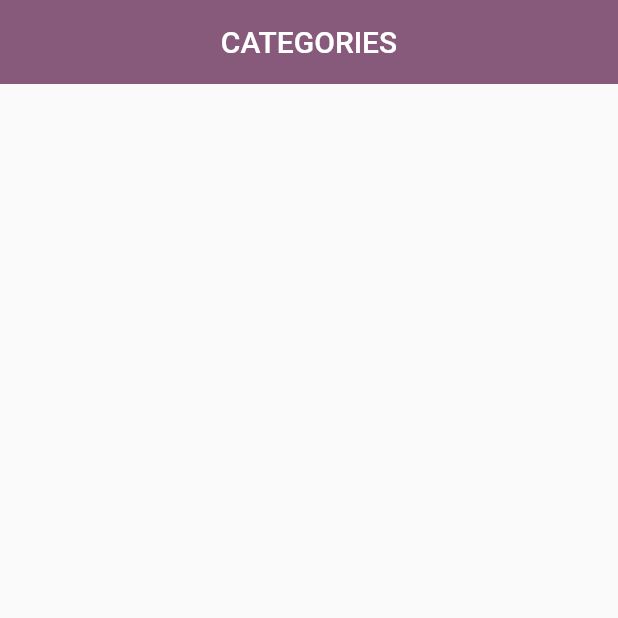
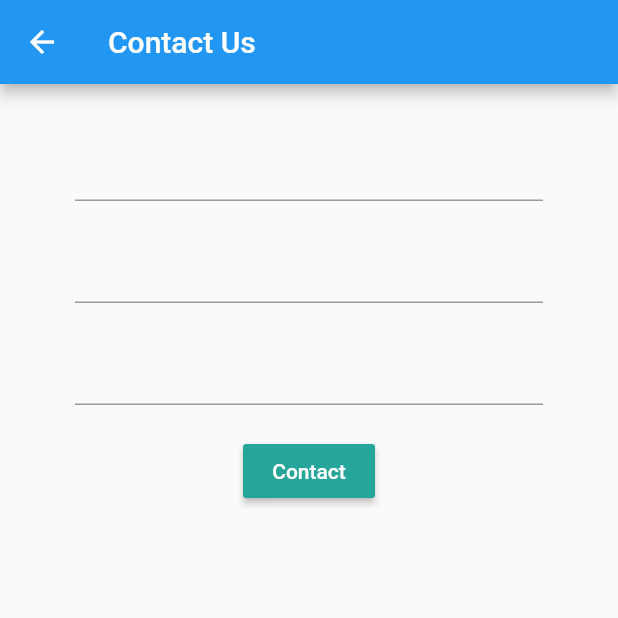
Before and after one commit to MesselemYoucef/shopperfun, a Flutter app: the screen it shows after launch, on a phone screen of 412 x 824 dp, the top half of it. Run offline on Flutter 3.47's test engine with Material 2 defaults, Android fonts, the phone set to English and light mode, and no system bars; our stand-ins replace cloud_firestore, firebase_core; accounts and stored records are empty.

Commit message:
Added the contacts widget

```diff
--- /dev/null
+++ b/lib/home/contact_us.dart
@@ -0,0 +1,57 @@
+import 'package:flutter/material.dart';
+
+
+class ContactUs extends StatefulWidget {
+  @override
+  _ContactUsState createState() => _ContactUsState();
+}
+
+class _ContactUsState extends State<ContactUs> {
+  //Text Field State
+  String name= '';
+  String phone= '';
+  String email= '';
+  @override
+  Widget build(BuildContext context) {
+    return Scaffold(
+      appBar: AppBar(
+        title: Text("Contact Us"),
+      ),
+      body: Container(
+        padding: EdgeInsets.symmetric(vertical: 10.0, horizontal: 50.0),
+        child: Form(
+          child: Column(
+            children:<Widget>[
+              SizedBox(height: 20.0),
+              TextFormField(//Name
+                onChanged: (val){setState(() => name = val);},
+
+              ),
+              SizedBox(height: 20.0),
+              TextFormField(//Phone Number
+                onChanged: (val){setState(() => phone = val);},
+              ),
+              SizedBox(height: 20.0),
+              TextFormField(//Email
+                onChanged: (val){setState(() => email = val);},
+              ),
+              SizedBox(height: 20.0),
+              RaisedButton(
+                color: Colors.teal[400],
+                child: Text(
+                  "Contact",
+                  style: TextStyle(
+                    color: Colors.white,
+                  ),
+                  ),
+                  onPressed: ()async{
+
+                  },
+              ),
+            ]
+          ),
+        ),
+      ),
+    );
+  }
+}
--- a/lib/main.dart
+++ b/lib/main.dart
@@ -3,6 +3,7 @@ import 'package:shopperfun/home/intro.dart';
 import 'package:firebase_core/firebase_core.dart';
 import 'package:shopperfun/home/product_profile.dart';
 import 'package:shopperfun/home/selected_products.dart';
+import 'home/contact_us.dart';
 import 'home/product_details.dart';
 
 void main() async {
@@ -16,10 +17,12 @@ class MyApp extends StatelessWidget {
   @override
   Widget build(BuildContext context) {
     return MaterialApp(
+      initialRoute: "/contact_us",
       routes: {
         "/": (context) => Intro(),
         "/products": (context) => SelectedProducts(),
         "/product_profile": (context) => ProductProfile(),
+        "/contact_us": (context) => ContactUs()
       },
     );
   }
```
